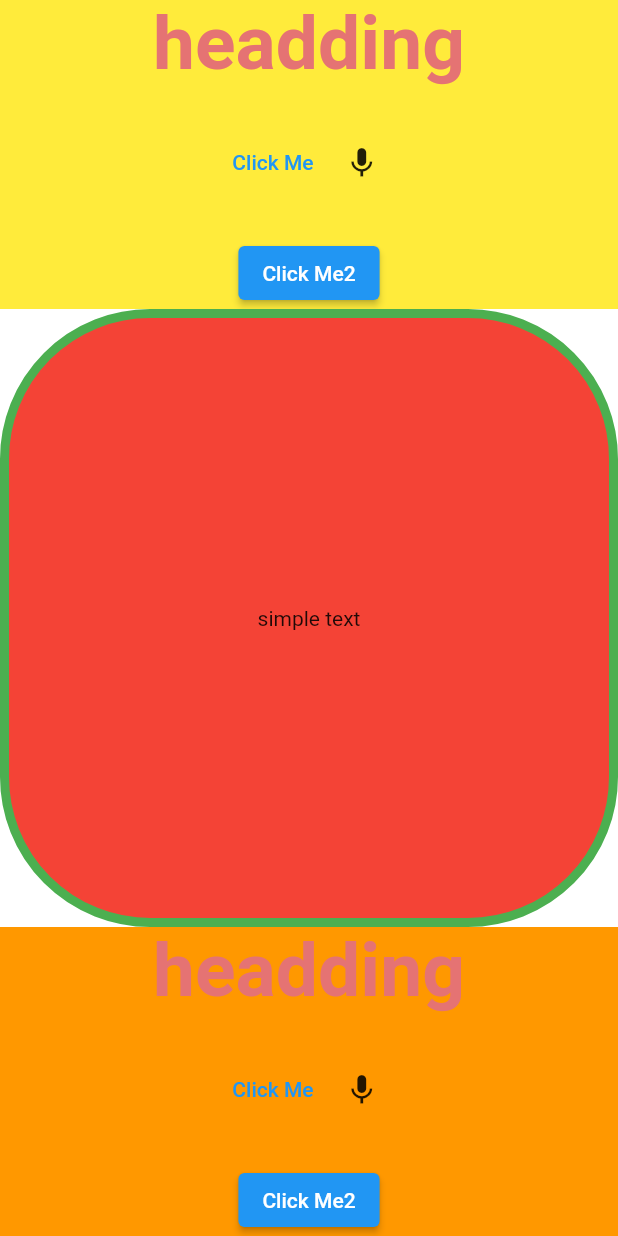
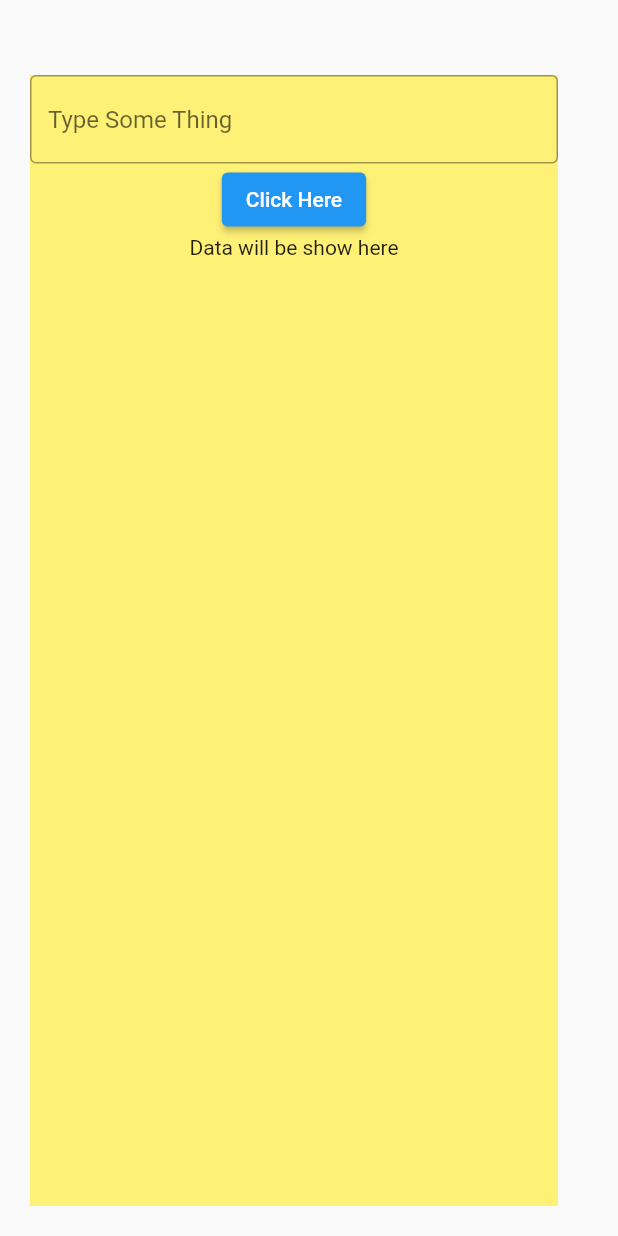
Before and after one commit to aruntr369/sample_Flutter_project, a Flutter app: the screen it shows after launch, on a phone screen of 412 x 824 dp. Run offline on Flutter 3.47's test engine with Material 2 defaults, Android fonts, the phone set to English and light mode, and no system bars.

Commit message:
commit at30 April 1:20

```diff
--- a/lib/main.dart
+++ b/lib/main.dart
@@ -10,8 +10,8 @@ class MyApp extends StatelessWidget {
   @override
   Widget build(BuildContext context) {
     return MaterialApp(
-      theme: ThemeData(primaryColor: Colors.amber.shade500),
-      home: HomeScreen(),
+      theme: ThemeData(primaryColor: Colors.cyanAccent),
+      home: ScreenHome(),
     );
   }
 }
@@ -114,3 +114,41 @@ class HomeScreen extends StatelessWidget {
         )));
   }
 }
+
+class ScreenHome extends StatelessWidget {
+  ScreenHome({Key? key}) : super(key: key);
+
+  final _textController = TextEditingController();
+  @override
+  Widget build(BuildContext context) {
+    return Scaffold(
+      body: SafeArea(
+        child: Padding(
+          padding: EdgeInsets.only(
+            left: 20,
+            right: 40,
+            bottom: 20,
+            top: 50,
+          ),
+          child: Container(
+            color: Colors.yellow[300],
+            child: Column(
+              children: [
+                TextField(
+                  controller: _textController,
+                  decoration: InputDecoration(
+                      border: OutlineInputBorder(),
+                      hintText: 'Type Some Thing'),
+                ),
+                ElevatedButton(onPressed: () {
+                  print(_textController.text);
+                }, child: Text('Click Here')),
+                Text('Data will be show here')
+              ],
+            ),
+          ),
+        ),
+      ),
+    );
+  }
+}
```
